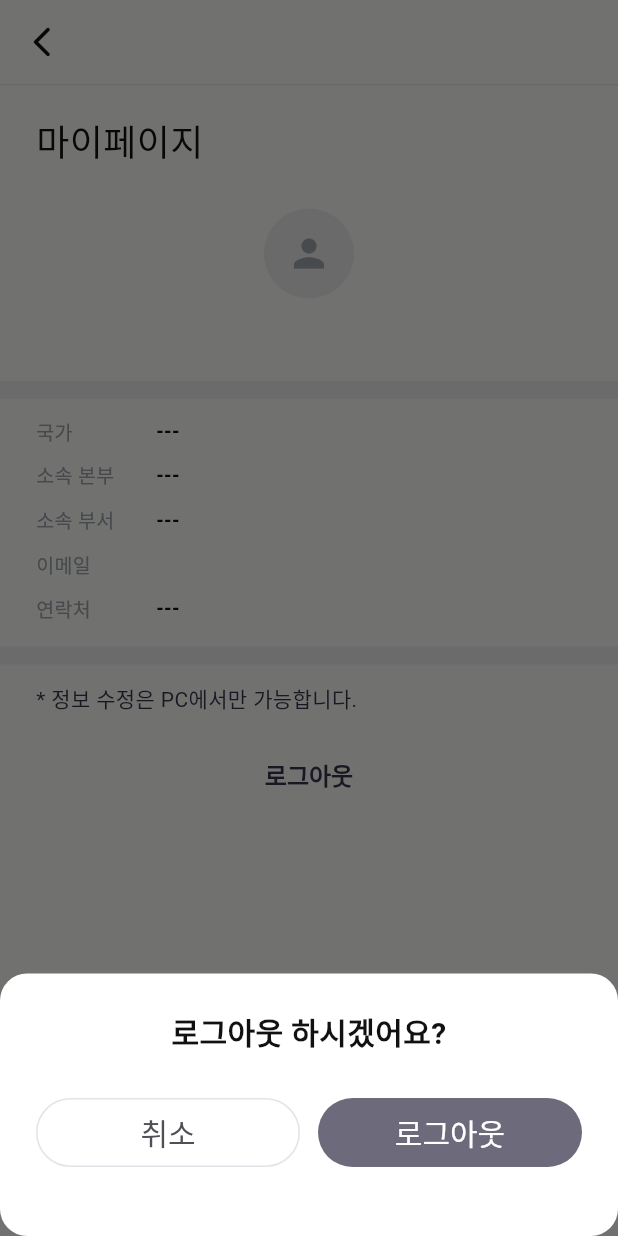
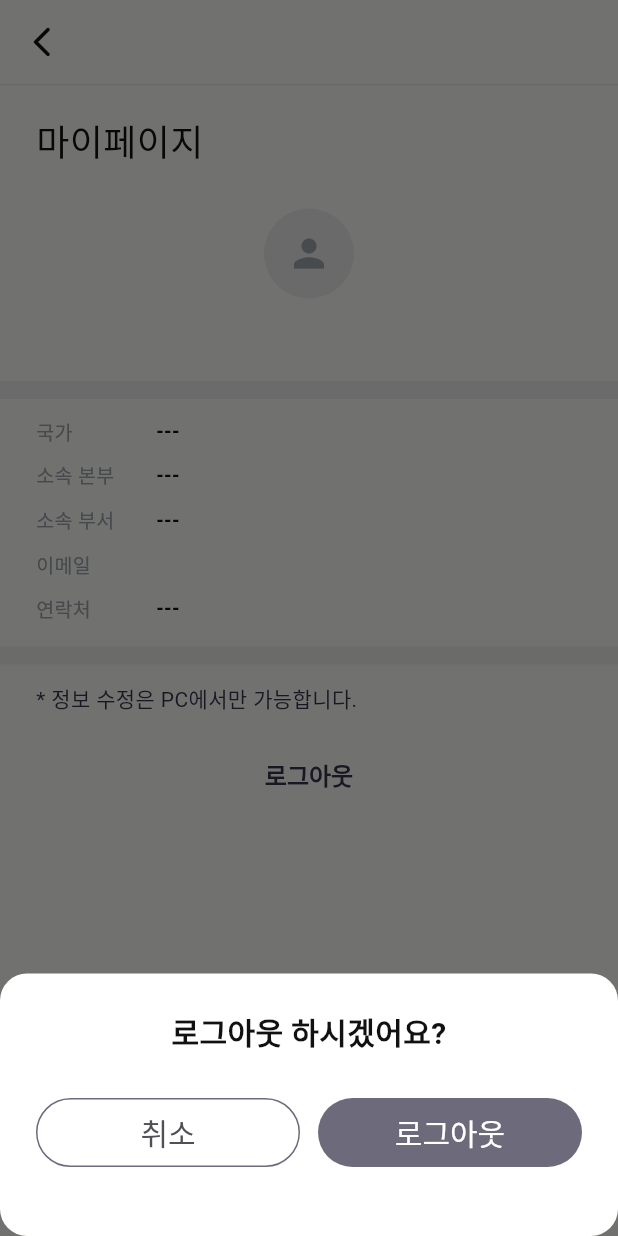
Before and after one commit to otgonjargal2019/jic_mobile, a Flutter app: the ProfilePage screen opened by its route, after a tap on "로그아웃", on a phone screen of 412 x 824 dp. Run offline on Flutter 3.47's test engine with Material 3 defaults, Android fonts, the phone set to English and light mode, and no system bars; our stand-ins replace cookie_jar, dio, dio_cookie_manager, flutter_html, shared_preferences, socket_io_client; accounts and stored records are empty.

Commit message:
profile page modified

```diff
--- a/lib/features/profile/presentation/pages/profile_page.dart
+++ b/lib/features/profile/presentation/pages/profile_page.dart
@@ -306,7 +306,7 @@ Future<void> _showLogoutSheet(BuildContext context) async {
                       style: OutlinedButton.styleFrom(
                         padding: const EdgeInsets.symmetric(vertical: 8),
                         minimumSize: const Size(0, 45),
-                        side: const BorderSide(color: Color(0xFFE1E3E8)),
+                        side: const BorderSide(color: Color(0xFF6D6A7C)),
                         foregroundColor: const Color(0xFF4E5055),
                         shape: RoundedRectangleBorder(
                           borderRadius: BorderRadius.circular(24),
```
